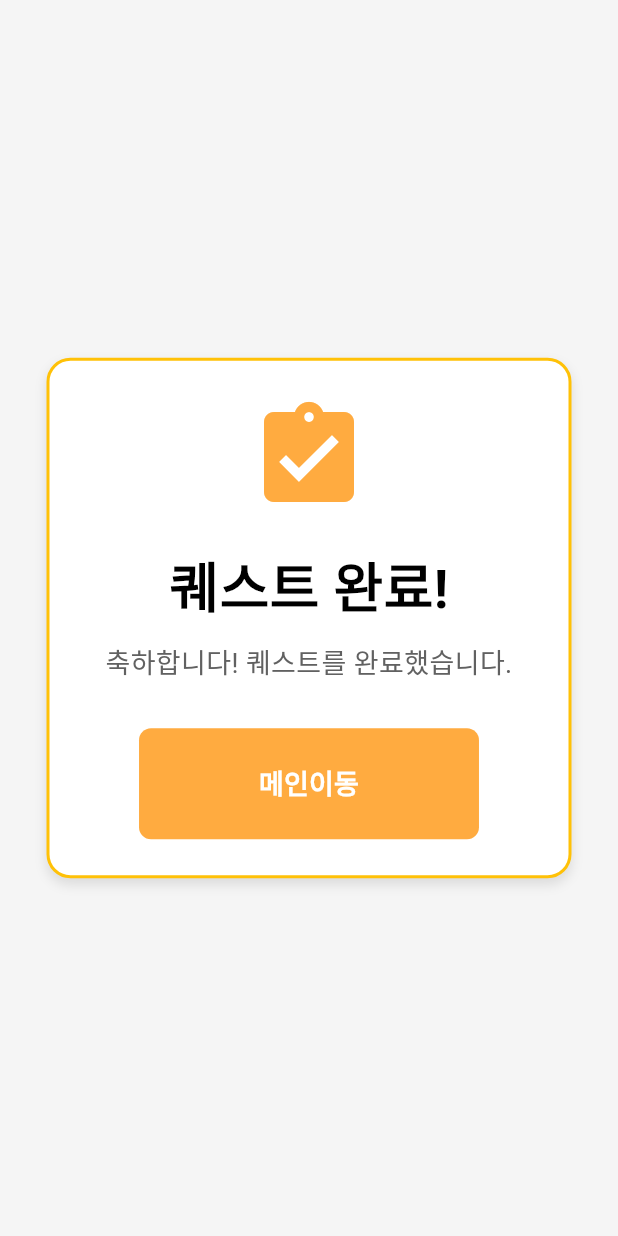
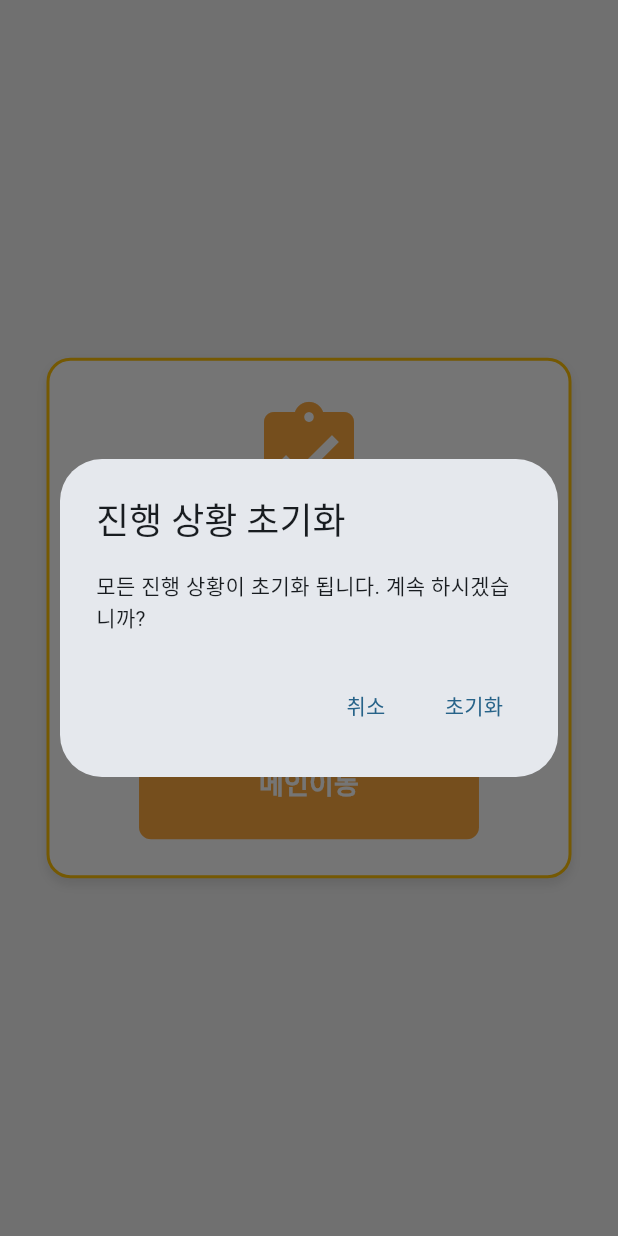
Before and after one commit to APP-iOS7/thinquiz, a Flutter app: the QuestCompletedScreen screen opened directly with empty values, after a tap on "메인이동", on a phone screen of 412 x 824 dp. Run offline on Flutter 3.47's test engine with Material 3 defaults, Android fonts, the phone set to English and light mode, and no system bars; our stand-ins replace shared_preferences; accounts and stored records are empty.

Commit message:
문제 풀이 완료 페이지 수정

```diff
--- a/thinquiz/lib/main_screen.dart
+++ b/thinquiz/lib/main_screen.dart
@@ -33,6 +33,7 @@ class _MainScreenState extends State<MainScreen> {
     return Scaffold(
       backgroundColor: Color(0xFFB9BAA3),
       appBar: AppBar(
+        automaticallyImplyLeading: false,
         backgroundColor: Color(0xFF003049),
         title: const Text(
           'ThinQuiz',
--- a/thinquiz/lib/screens/complete_screen.dart
+++ b/thinquiz/lib/screens/complete_screen.dart
@@ -1,5 +1,10 @@
 import 'package:flutter/material.dart';
+import 'package:provider/provider.dart';
 import 'package:thinquiz/main_screen.dart';
+
+import '../models/game.dart';
+import '../providers/game_provider.dart';
+import '../services/game_storage_service.dart' show GameStorageService;
 
 // void main() {
 //   runApp(MyApp());
@@ -83,8 +88,53 @@ class QuestCompletedScreen extends StatelessWidget {
                       borderRadius: BorderRadius.circular(8),
                     ),
                     child: TextButton(
-                      onPressed: () {
-                        MainScreen(gameData: Future.value([]));
+                      onPressed: () async {
+                        final confirmed = await showDialog<bool>(
+                              context: context,
+                              builder: (context) => AlertDialog(
+                                title: Text('진행 상황 초기화'),
+                                content: Text('모든 진행 상황이 초기화 됩니다. 계속 하시겠습니까?'),
+                                actions: [
+                                  TextButton(
+                                    onPressed: () =>
+                                        Navigator.pop(context, false),
+                                    child: Text('취소'),
+                                  ),
+                                  TextButton(
+                                    onPressed: () =>
+                                        Navigator.pop(context, true),
+                                    child: Text('초기화'),
+                                  ),
+                                ],
+                              ),
+                            ) ??
+                            // Dialog 외부 터치 시 null을 반환하므로 false로 처리
+                            false;
+                        if (confirmed) {
+                          final gameProvider =
+                              Provider.of<GameProvider>(context, listen: false);
+                          await gameProvider.clearGame();
+                          Navigator.push(
+                              context,
+                              MaterialPageRoute(
+                                  builder: (context) => MainScreen(
+                                        gameData: Future.value([]),
+                                      )));
+                        } else {
+                          final GameStorageService _storageService =
+                              GameStorageService();
+
+                          // Game? savedGame = await _storageService.loadGame();
+                          Navigator.push(
+                              context,
+                              MaterialPageRoute(
+                                  builder: (context) => MainScreen(
+                                        gameData: _storageService
+                                            .loadGame()
+                                            .then((game) =>
+                                                game == null ? [] : [game]),
+                                      )));
+                        }
                         // 버튼 클릭 시 실행될 코드
                         print('메인으로 이동');
                       },
```
